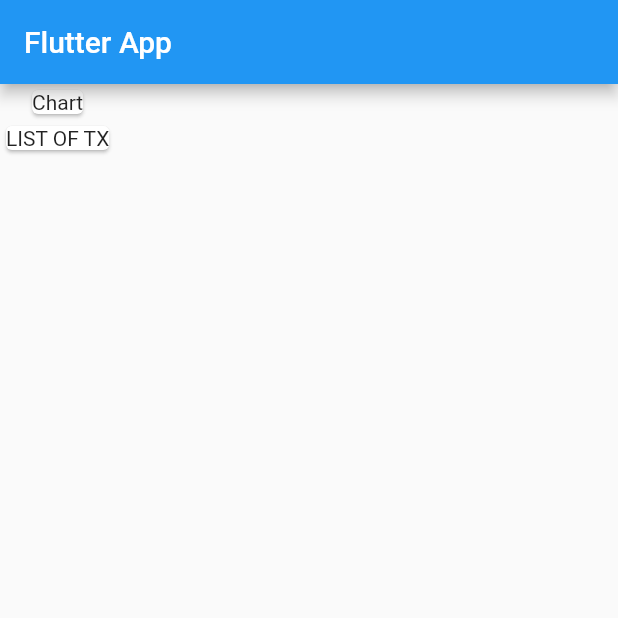
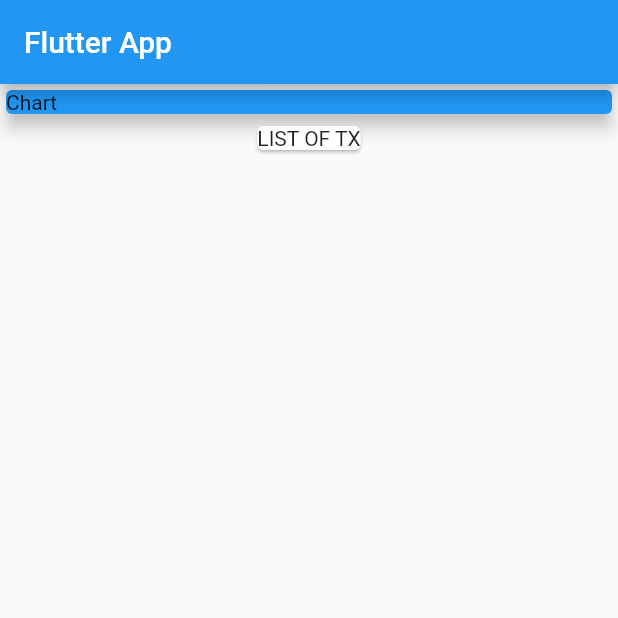
Before and after one commit to pamodaravihansa/Personal_Expenses_App, a Flutter app: the screen it shows after launch, on a phone screen of 412 x 824 dp, the top half of it. Run offline on Flutter 3.47's test engine with Material 2 defaults, Android fonts, the phone set to English and light mode, and no system bars.

```diff
--- a/lib/main.dart
+++ b/lib/main.dart
@@ -29,8 +29,13 @@ class MyHomePage extends StatelessWidget {
       ),
       body: Column(
         children: [
-          Card(
-            child: Text('Chart'),
+          Container(
+            width: double.infinity,
+            child: Card(
+              color: Colors.blue,
+              child: Text('Chart'),
+              elevation: 5,
+            ),
           ),
           Card(
             child: Text('LIST OF TX'),
```
Also changed, not shown: lib/transaction.dart (added, +12 -0 lines).
